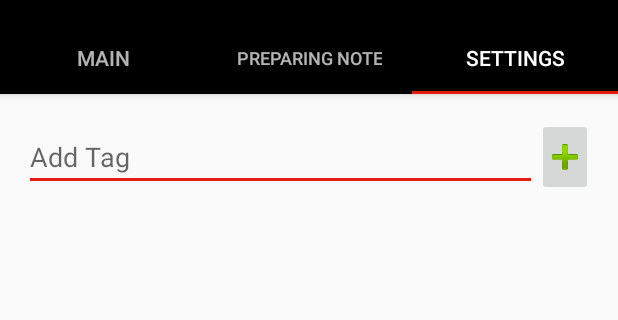
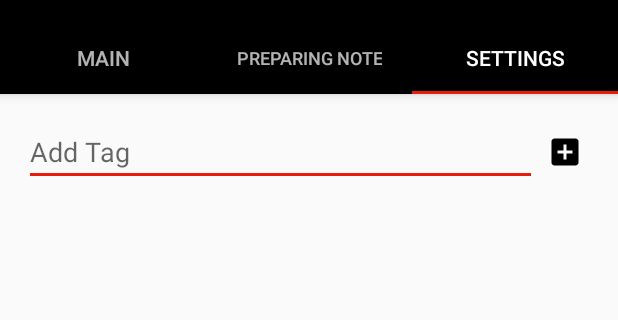
Before and after one commit to Maniak-pl/WikiDiary-Old, an Android app: the screen it shows after launch (MainActivity), tab 3 chosen, on a phone screen of 412 x 824 dp, the part 74-394 px from its top. Run offline under Robolectric (Android 15) with nearby library versions, the phone set to English and light mode, and no system bars; our stand-ins replace ButterKnife, Dagger/Hilt's generated code; libraries missing offline, so code that uses them is left out: com.j256.ormlite; 2 statements that could not run were skipped.

```diff
--- a/app/src/main/java/pl/maniak/wikidiary/activitys/MainActivity.java
+++ b/app/src/main/java/pl/maniak/wikidiary/activitys/MainActivity.java
@@ -99,6 +99,8 @@ public class MainActivity extends AppCompatActivity implements NavigationView.On
     public boolean onNavigationItemSelected(MenuItem item) {
         // Handle navigation view item clicks here.
         switch (item.getItemId()) {
+            case R.id.nav_main:
+                mViewPager.setCurrentItem(0);
             case R.id.nav_code_generation:
                 mViewPager.setCurrentItem(1);
                 break;
--- a/app/src/main/java/pl/maniak/wikidiary/helpers/DateHelper.java
+++ b/app/src/main/java/pl/maniak/wikidiary/helpers/DateHelper.java
@@ -3,6 +3,7 @@ package pl.maniak.wikidiary.helpers;
 import java.text.SimpleDateFormat;
 import java.util.Calendar;
 import java.util.Date;
+import java.util.TimeZone;
 
 public class DateHelper {
 
@@ -17,4 +18,20 @@ public class DateHelper {
     public static String parseDateToString(Date date) {
         return simpleDateFormat.format(date);
     }
+
+    public static String getOnlyDayFromDate(Date date) {
+        SimpleDateFormat simpleDateFormat = new SimpleDateFormat("dd");
+        return simpleDateFormat.format(date);
+    }
+
+    public static Date getDate(int year, int monthOfYear, int dayOfMonth) {
+        Calendar c = Calendar.getInstance();
+        c.clear();
+        c.setTimeZone(TimeZone.getDefault());
+        c.set(Calendar.YEAR, year);
+        c.set(Calendar.MONTH, monthOfYear);
+        c.set(Calendar.DAY_OF_MONTH, dayOfMonth);
+        return c.getTime();
+    }
+
 }
--- /dev/null
+++ b/app/src/main/res/drawable/ic_add_box_24dp.xml
@@ -0,0 +1,9 @@
+<vector xmlns:android="http://schemas.android.com/apk/res/android"
+        android:width="24dp"
+        android:height="24dp"
+        android:viewportWidth="24.0"
+        android:viewportHeight="24.0">
+    <path
+        android:fillColor="#FF000000"
+        android:pathData="M19,3H5c-1.11,0 -2,0.9 -2,2v14c0,1.1 0.89,2 2,2h14c1.1,0 2,-0.9 2,-2V5c0,-1.1 -0.9,-2 -2,-2zm-2,10h-4v4h-2v-4H7v-2h4V7h2v4h4v2z"/>
+</vector>
--- /dev/null
+++ b/app/src/main/res/drawable/ic_menu_main.xml
@@ -0,0 +1,9 @@
+<vector xmlns:android="http://schemas.android.com/apk/res/android"
+        android:width="24dp"
+        android:height="24dp"
+        android:viewportWidth="24.0"
+        android:viewportHeight="24.0">
+    <path
+        android:fillColor="#FF000000"
+        android:pathData="M10,20v-6h4v6h5v-8h3L12,3 2,12h3v8z"/>
+</vector>
--- a/app/src/main/res/layout/fragment_main.xml
+++ b/app/src/main/res/layout/fragment_main.xml
@@ -17,10 +17,11 @@
             android:layout_weight=".9"/>
 
         <LinearLayout
+            android:id="@+id/changeDateNote"
             android:layout_width="0dp"
             android:layout_height="fill_parent"
             android:layout_margin="5dp"
-            android:background="@color/red"
+            android:background="@drawable/tag_button_bg"
             android:layout_weight=".1">
 
             <TextView
--- a/app/src/main/res/layout/fragment_settings.xml
+++ b/app/src/main/res/layout/fragment_settings.xml
@@ -20,12 +20,12 @@
             android:hint="Add Tag"
             android:maxLength="20"
             />
-        <ImageButton
+        <ImageView
             android:id="@+id/addTagBtn"
             android:layout_width="0dp"
             android:layout_height="wrap_content"
             android:layout_weight=".1"
-            android:src="@android:drawable/ic_input_add"
+            android:src="@drawable/ic_add_box_24dp"
             />
 
         </LinearLayout>
--- a/app/src/main/res/menu/activity_main_drawer.xml
+++ b/app/src/main/res/menu/activity_main_drawer.xml
@@ -3,13 +3,17 @@
 
     <item android:title="screen">
         <item
-            android:id="@+id/nav_settings"
-            android:icon="@drawable/ic_menu_settings"
-            android:title="@string/nav_label_settings" />
+            android:id="@+id/nav_main"
+            android:icon="@drawable/ic_menu_main"
+            android:title="@string/nav_label_main" />
         <item
             android:id="@+id/nav_code_generation"
             android:icon="@drawable/ic_menu_code_generation"
             android:title="@string/nav_label_code_generation" />
+        <item
+            android:id="@+id/nav_settings"
+            android:icon="@drawable/ic_menu_settings"
+            android:title="@string/nav_label_settings" />
     </item>
 
     <item android:title="command">
--- a/app/src/main/res/values/strings.xml
+++ b/app/src/main/res/values/strings.xml
@@ -5,9 +5,14 @@
     <string name="drawer_open">Open navigation drawer</string>
     <string name="drawer_close">Close navigation drawer</string>
 
+
+    <string name="nav_label_main">Main</string>
+    <string name="nav_label_code_generation">Note Generation</string>
     <string name="nav_label_settings">Settings</string>
 
-    <string name="nav_label_code_generation">Note Generation</string>
+    <string name="ok">Ok</string>
+    <string name="cancel">Anuluj</string>
+
 
 
 </resources>
```
Also changed, not shown: app/src/main/java/pl/maniak/wikidiary/fragments/MainFragment.java (+74 -6 lines).
